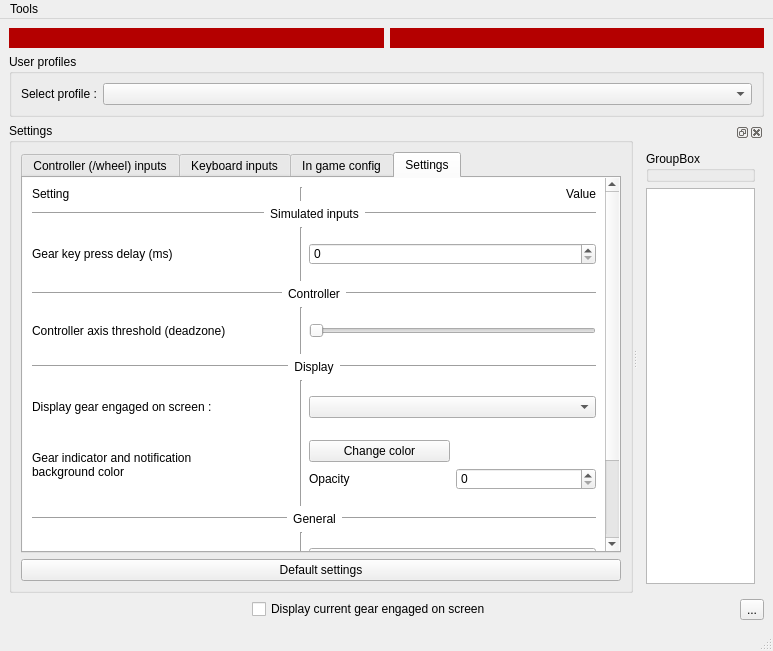
The window that BrokenTC2/mainwindow.ui (BrokenGameNoob/BrokenTC2) describes before a commit, drawn with Qt 5.
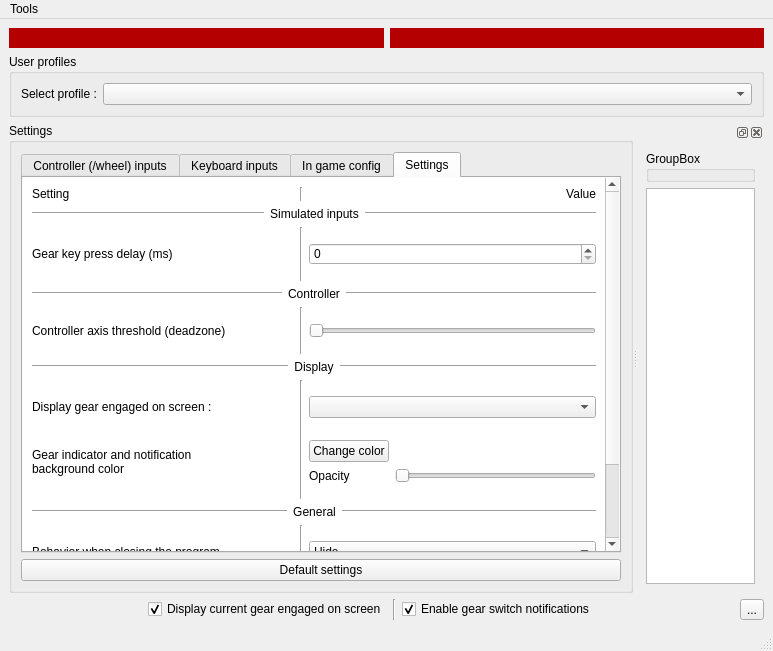
The same window after the commit. Icons and pictures are not drawn. Custom widgets are drawn as their Qt base class.

Patch:
```diff
--- a/BrokenTC2/mainwindow.ui
+++ b/BrokenTC2/mainwindow.ui
@@ -31,22 +31,77 @@
     </item>
     <item row="3" column="0" colspan="2">
      <layout class="QHBoxLayout" name="hlay_currentGearDisplay">
+      <item>
+       <spacer name="horizontalSpacer_2">
+        <property name="orientation">
+         <enum>Qt::Horizontal</enum>
+        </property>
+        <property name="sizeHint" stdset="0">
+         <size>
+          <width>40</width>
+          <height>20</height>
+         </size>
+        </property>
+       </spacer>
+      </item>
       <item>
        <widget class="QCheckBox" name="cb_showCurrentGear">
         <property name="sizePolicy">
-         <sizepolicy hsizetype="Maximum" vsizetype="Fixed">
+         <sizepolicy hsizetype="Preferred" vsizetype="Fixed">
           <horstretch>0</horstretch>
           <verstretch>0</verstretch>
          </sizepolicy>
         </property>
+        <property name="layoutDirection">
+         <enum>Qt::LeftToRight</enum>
+        </property>
         <property name="text">
          <string>Display current gear engaged on screen</string>
         </property>
         <property name="checked">
-         <bool>false</bool>
+         <bool>true</bool>
         </property>
        </widget>
       </item>
+      <item>
+       <widget class="Line" name="line_33">
+        <property name="orientation">
+         <enum>Qt::Vertical</enum>
+        </property>
+       </widget>
+      </item>
+      <item>
+       <widget class="QCheckBox" name="cb_enableNotification">
+        <property name="sizePolicy">
+         <sizepolicy hsizetype="Preferred" vsizetype="Fixed">
+          <horstretch>0</horstretch>
+          <verstretch>0</verstretch>
+         </sizepolicy>
+        </property>
+        <property name="layoutDirection">
+         <enum>Qt::LeftToRight</enum>
+        </property>
+        <property name="text">
+         <string>Enable gear switch notifications</string>
+        </property>
+        <property name="checked">
+         <bool>true</bool>
+        </property>
+       </widget>
+      </item>
+      <item>
+       <spacer name="horizontalSpacer">
+        <property name="orientation">
+         <enum>Qt::Horizontal</enum>
+        </property>
+        <property name="sizeHint" stdset="0">
+         <size>
+          <width>40</width>
+          <height>20</height>
+         </size>
+        </property>
+       </spacer>
+      </item>
      </layout>
     </item>
     <item row="1" column="0" colspan="3">
@@ -1122,9 +1177,9 @@
             <property name="geometry">
              <rect>
               <x>0</x>
-              <y>0</y>
+              <y>-156</y>
               <width>582</width>
-              <height>522</height>
+              <height>514</height>
              </rect>
             </property>
             <property name="minimumSize">
@@ -1492,10 +1547,13 @@
                 </widget>
                </item>
                <item row="1" column="1">
-                <widget class="QSpinBox" name="sb_bgHUDColorAlpha">
+                <widget class="QSlider" name="sb_bgHUDColorAlpha">
                  <property name="maximum">
                   <number>255</number>
                  </property>
+                 <property name="orientation">
+                  <enum>Qt::Horizontal</enum>
+                 </property>
                 </widget>
                </item>
               </layout>
```
